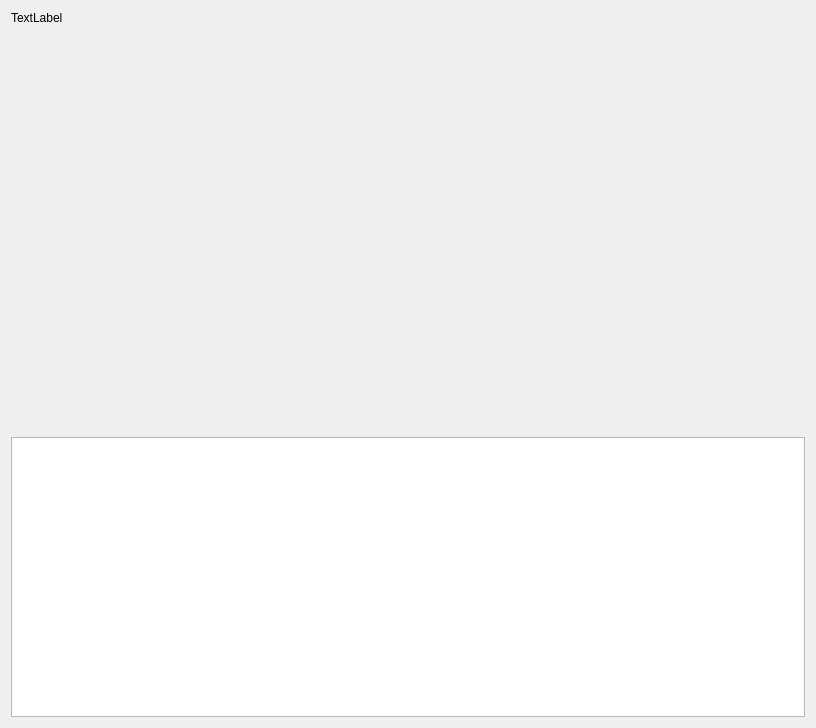
This is mfcccoefficientsviewer.ui in CucumisSativus/words-recognition as Qt 5 draws it before an edit. The edited form follows.
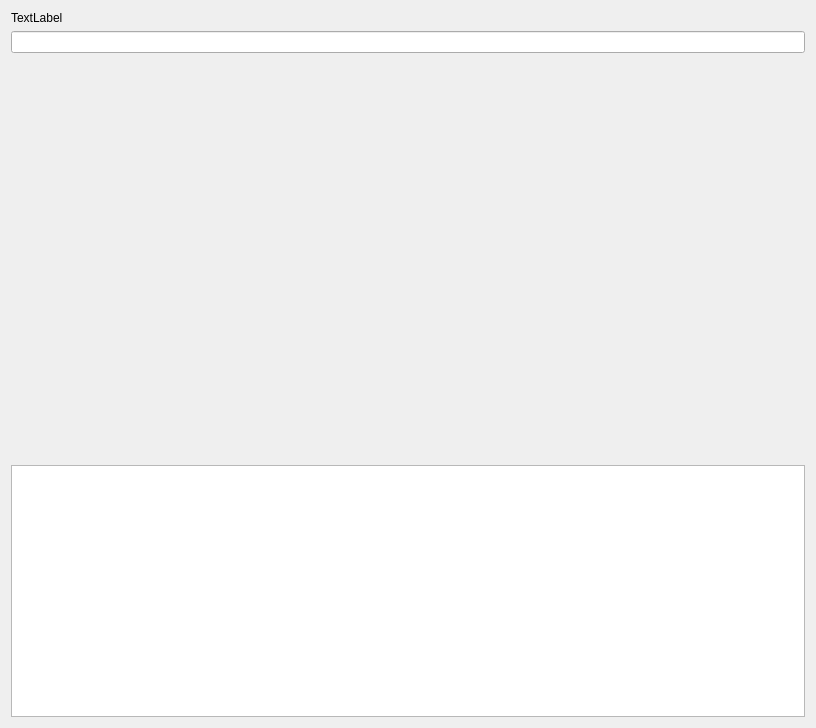
This is the edited form. Custom widgets are drawn as their Qt base class.

```diff
--- a/mfcccoefficientsviewer.ui
+++ b/mfcccoefficientsviewer.ui
@@ -21,6 +21,9 @@
      </property>
     </widget>
    </item>
+   <item>
+    <widget class="QLineEdit" name="lineEdit"/>
+   </item>
    <item>
     <widget class="QCustomPlot" name="plot" native="true">
      <property name="minimumSize">
```
